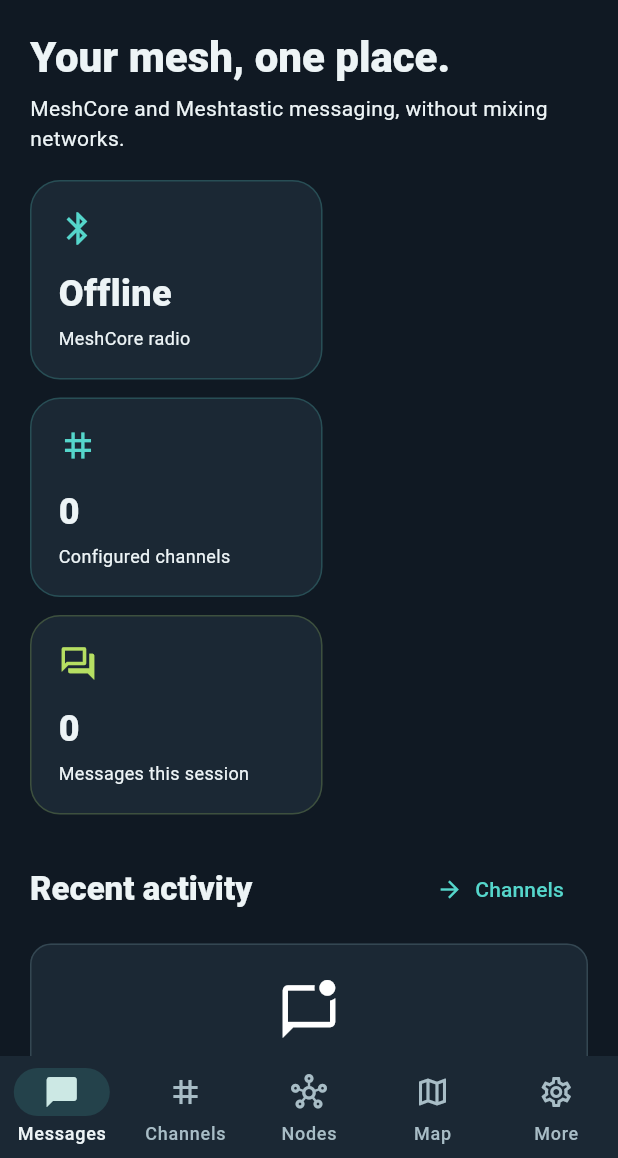
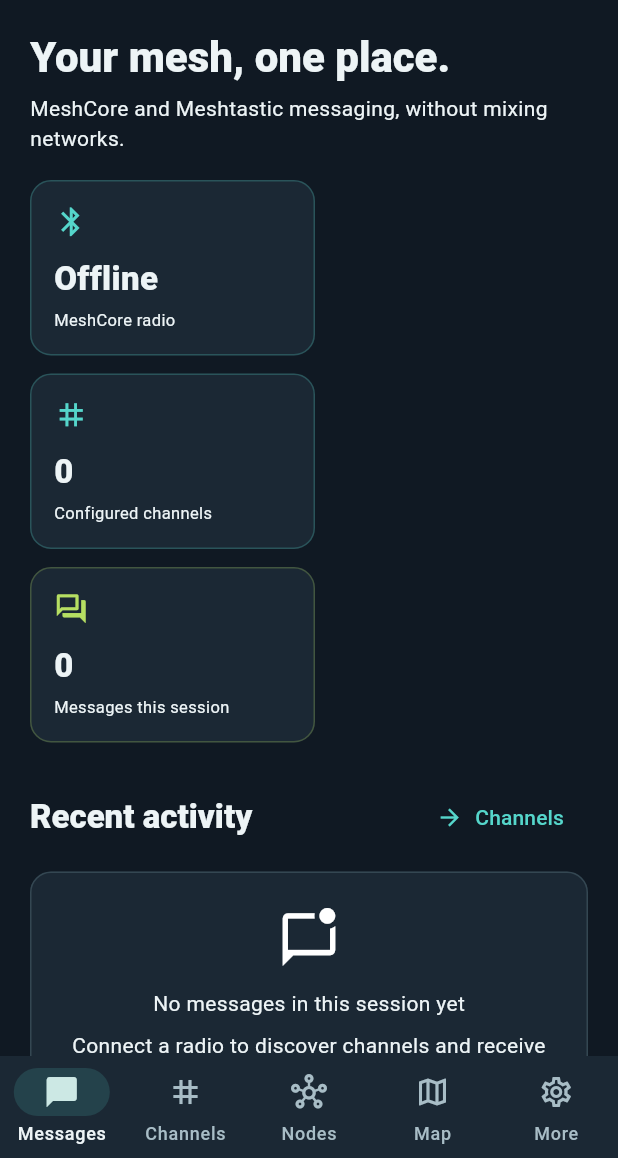
Before and after one commit to hoksibish/MeshHUB, a Flutter app: the screen it shows after launch, on a phone screen of 412 x 824 dp, the part 78-1236 px from its top. Run offline on Flutter 3.47's test engine with Material 3 defaults, Android fonts, the phone set to English and light mode, and no system bars; our stand-ins replace material_ui; missing offline and left inert: bluez.

Commit message:
style(ui): improve metric density and Light theme accent contrast

```diff
--- a/apps/meshhub_flutter/lib/main.dart
+++ b/apps/meshhub_flutter/lib/main.dart
@@ -618,6 +618,7 @@ class _MeshHubAppState extends State<MeshHubApp> {
   }
 
   Widget _metricCard(IconData icon, String value, String label, Color accent) {
+    final effectiveAccent = theme == MeshHubTheme.light ? _accent : accent;
     if (theme == MeshHubTheme.tactical) {
       return TacticalHudMetric(
         icon: icon,
@@ -627,24 +628,24 @@ class _MeshHubAppState extends State<MeshHubApp> {
       );
     }
     return Container(
-      width: 195,
-      padding: const EdgeInsets.all(18),
+      width: 190,
+      padding: const EdgeInsets.all(15),
       decoration: BoxDecoration(
         color: _panelBackground,
-        borderRadius: BorderRadius.circular(20),
-        border: Border.all(color: accent.withValues(alpha: 0.22)),
+        borderRadius: BorderRadius.circular(14),
+        border: Border.all(color: effectiveAccent.withValues(alpha: 0.25)),
       ),
       child: Column(
         crossAxisAlignment: CrossAxisAlignment.start,
         children: [
-          Icon(icon, color: accent, size: 26),
-          const SizedBox(height: 14),
+          Icon(icon, color: effectiveAccent, size: 23),
+          const SizedBox(height: 11),
           Text(
             value,
-            style: const TextStyle(fontWeight: FontWeight.w800, fontSize: 24),
+            style: const TextStyle(fontWeight: FontWeight.w800, fontSize: 22),
           ),
           const SizedBox(height: 4),
-          Text(label, style: const TextStyle(fontSize: 12)),
+          Text(label, style: const TextStyle(fontSize: 11)),
         ],
       ),
     );
@@ -958,8 +959,8 @@ class _MeshHubAppState extends State<MeshHubApp> {
                 children: [
                   CircleAvatar(
                     radius: 34,
-                    backgroundColor: _meshCoreAccent.withValues(alpha: 0.15),
-                    child: Icon(icon, color: _meshCoreAccent, size: 34),
+                    backgroundColor: _accent.withValues(alpha: 0.15),
+                    child: Icon(icon, color: _accent, size: 34),
                   ),
                   const SizedBox(height: 18),
                   Text(
```
